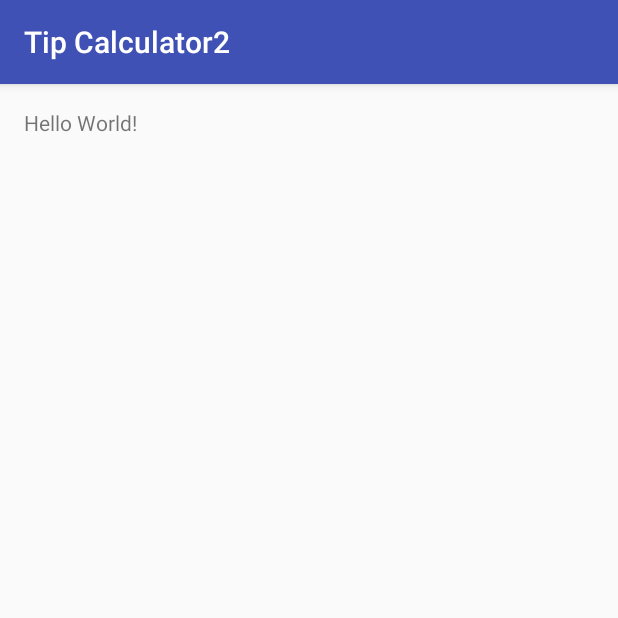
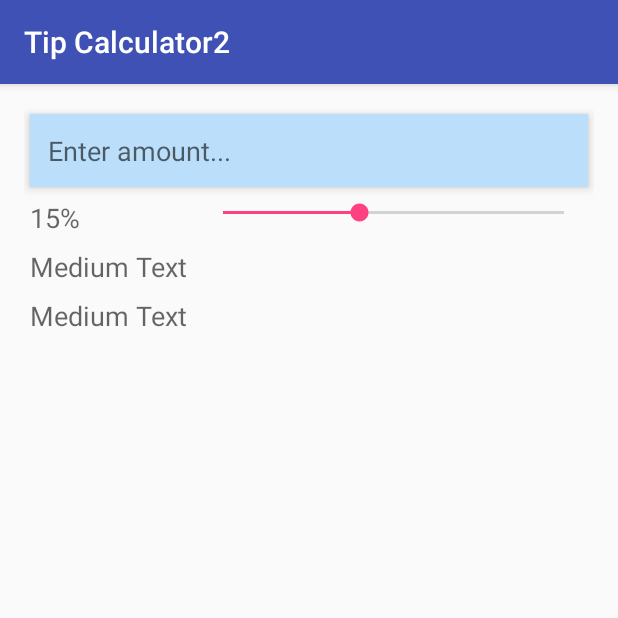
Before and after one commit to mpaulding/TipCalculator2, an Android app: the screen it shows after launch (MainActivity), on a phone screen of 412 x 824 dp, the top half of it. Run offline under Robolectric (Android 15) with nearby library versions, the phone set to English and light mode, and no system bars.

Commit message:
Where we left off in class.

```diff
--- a/app/src/main/java/edu/orangecoastcollege/cs273/mpaulding/tipcalculator2/MainActivity.java
+++ b/app/src/main/java/edu/orangecoastcollege/cs273/mpaulding/tipcalculator2/MainActivity.java
@@ -1,13 +1,66 @@
 package edu.orangecoastcollege.cs273.mpaulding.tipcalculator2;
 
+import android.os.Bundle;
 import android.support.v7.app.AppCompatActivity;
-import android.os.Bundle;
+import android.text.Editable;
+import android.text.TextWatcher;
+import android.widget.EditText;
+import android.widget.SeekBar;
+import android.widget.TextView;
 
 public class MainActivity extends AppCompatActivity {
+
+    // Associate the controller with the needed views
+    private EditText amountEditText;
+    private TextView amountTextView;
+    private TextView tipTextView;
+    private TextView tipAmountTextView;
+    private TextView totalAmountTextView;
+    private SeekBar percentSeekBar;
+
+    // Associate the conroller with the needed model
+    RestaurantBill currentBill = new RestaurantBill();
 
     @Override
     protected void onCreate(Bundle savedInstanceState) {
         super.onCreate(savedInstanceState);
         setContentView(R.layout.activity_main);
+
+        // Connect the controller with the widgets in our app
+        amountEditText = (EditText) findViewById(R.id.amountEditText);
+        amountTextView = (TextView) findViewById(R.id.amountTextView);
+        tipTextView = (TextView) findViewById(R.id.tipTextView);
+        tipAmountTextView = (TextView) findViewById(R.id.tipAmountTextView);
+        totalAmountTextView = (TextView) findViewById(R.id.totalAmountTextView);
+        percentSeekBar = (SeekBar) findViewById(R.id.percentSeekBar);
+
+        // Define a listener for the amountEditText (onTextChanged)
+        amountEditText.addTextChangedListener(amountTextChangedListener);
+
     }
+
+    private TextWatcher amountTextChangedListener = new TextWatcher() {
+        @Override
+        public void beforeTextChanged(CharSequence charSequence, int i, int i1, int i2) {
+            // Do nothing
+        }
+
+        @Override
+        public void onTextChanged(CharSequence charSequence, int i, int i1, int i2) {
+            // Try to get the amount from amountEditText:
+            try {
+                double amount = Double.parseDouble(charSequence.toString()) / 100.0;
+                currentBill.setAmount(amount);
+            }
+            catch (NumberFormatException e)
+            {
+                amountEditText.setText("");
+            }
+        }
+
+        @Override
+        public void afterTextChanged(Editable editable) {
+            // Do nothing
+        }
+    };
 }
--- /dev/null
+++ b/app/src/main/java/edu/orangecoastcollege/cs273/mpaulding/tipcalculator2/RestaurantBill.java
@@ -0,0 +1,59 @@
+package edu.orangecoastcollege.cs273.mpaulding.tipcalculator2;
+
+/**
+ * Created by mpaulding on 9/8/2016.
+ */
+public class RestaurantBill {
+
+    private double mAmount;
+    private double mTipPercent;
+    private double mTipAmount;
+    private double mTotalAmount;
+
+    public RestaurantBill()
+    {
+        mAmount = 0.0;
+        mTipPercent = 0.0;
+        mTipAmount = 0.0;
+        mTotalAmount = 0.0;
+    }
+
+    public RestaurantBill(double mAmount, double mTipPercent) {
+        this.mAmount = mAmount;
+        this.mTipPercent = mTipPercent;
+        recalculateAmounts();
+    }
+
+    public double getAmount() {
+        return mAmount;
+    }
+
+    public void setAmount(double mAmount) {
+        this.mAmount = mAmount;
+        recalculateAmounts();
+    }
+
+    public double getTipPercent() {
+        return mTipPercent;
+    }
+
+    public void setTipPercent(double mTipPercent) {
+        this.mTipPercent = mTipPercent;
+        recalculateAmounts();
+    }
+
+    public double getTipAmount() {
+        return mTipAmount;
+    }
+
+    public double getTotalAmount() {
+        return mTotalAmount;
+    }
+
+    private void recalculateAmounts()
+    {
+        mTipAmount = mAmount * mTipPercent;
+        mTotalAmount = mAmount + mTipAmount;
+    }
+
+}
--- a/app/src/main/res/layout/activity_main.xml
+++ b/app/src/main/res/layout/activity_main.xml
@@ -1,5 +1,5 @@
 <?xml version="1.0" encoding="utf-8"?>
-<RelativeLayout xmlns:android="http://schemas.android.com/apk/res/android"
+<GridLayout xmlns:android="http://schemas.android.com/apk/res/android"
     xmlns:tools="http://schemas.android.com/tools"
     android:layout_width="match_parent"
     android:layout_height="match_parent"
@@ -7,10 +7,78 @@
     android:paddingLeft="@dimen/activity_horizontal_margin"
     android:paddingRight="@dimen/activity_horizontal_margin"
     android:paddingTop="@dimen/activity_vertical_margin"
-    tools:context="edu.orangecoastcollege.cs273.mpaulding.tipcalculator2.MainActivity">
+    tools:context="edu.orangecoastcollege.cs273.mpaulding.tipcalculator2.MainActivity"
+    android:columnCount="2"
+    android:id="@+id/tipCalculatorGridLayout"
+    android:useDefaultMargins="true">
+
+    <EditText
+        android:layout_width="wrap_content"
+        android:layout_height="wrap_content"
+        android:inputType="number"
+        android:ems="10"
+        android:id="@+id/amountEditText"
+        android:layout_columnSpan="2"
+        android:layout_row="0"
+        android:layout_column="0" />
 
     <TextView
         android:layout_width="wrap_content"
         android:layout_height="wrap_content"
-        android:text="Hello World!" />
-</RelativeLayout>
+        android:textAppearance="?android:attr/textAppearanceMedium"
+        android:id="@+id/amountTextView"
+        android:layout_column="0"
+        android:layout_row="0"
+        android:layout_columnSpan="2"
+        android:hint="@string/enter_amount"
+        android:layout_gravity="fill_horizontal"
+        android:background="#bbdefb"
+        android:padding="12dp"
+        android:elevation="4dp" />
+
+    <TextView
+        android:layout_width="wrap_content"
+        android:layout_height="wrap_content"
+        android:textAppearance="?android:attr/textAppearanceMedium"
+        android:text="@string/default_tip"
+        android:id="@+id/tipTextView"
+        android:layout_row="1"
+        android:layout_column="0" />
+
+    <SeekBar
+        android:layout_width="wrap_content"
+        android:layout_height="wrap_content"
+        android:id="@+id/percentSeekBar"
+        android:layout_row="1"
+        android:layout_column="1"
+        android:layout_gravity="fill_horizontal"
+        android:max="50"
+        android:progress="20"
+        android:indeterminate="false" />
+
+    <TextView
+        android:layout_width="wrap_content"
+        android:layout_height="wrap_content"
+        android:textAppearance="?android:attr/textAppearanceMedium"
+        android:text="Medium Text"
+        android:id="@+id/textView2" />
+
+    <TextView
+        android:layout_width="wrap_content"
+        android:layout_height="wrap_content"
+        android:textAppearance="?android:attr/textAppearanceMedium"
+        android:id="@+id/tipAmountTextView" />
+
+    <TextView
+        android:layout_width="wrap_content"
+        android:layout_height="wrap_content"
+        android:textAppearance="?android:attr/textAppearanceMedium"
+        android:text="Medium Text"
+        android:id="@+id/textView3" />
+
+    <TextView
+        android:layout_width="wrap_content"
+        android:layout_height="wrap_content"
+        android:textAppearance="?android:attr/textAppearanceMedium"
+        android:id="@+id/totalAmountTextView" />
+</GridLayout>
--- a/app/src/main/res/values/strings.xml
+++ b/app/src/main/res/values/strings.xml
@@ -1,3 +1,5 @@
 <resources>
     <string name="app_name">Tip Calculator2</string>
+    <string name="enter_amount">Enter amount...</string>
+    <string name="default_tip">15%</string>
 </resources>
```
